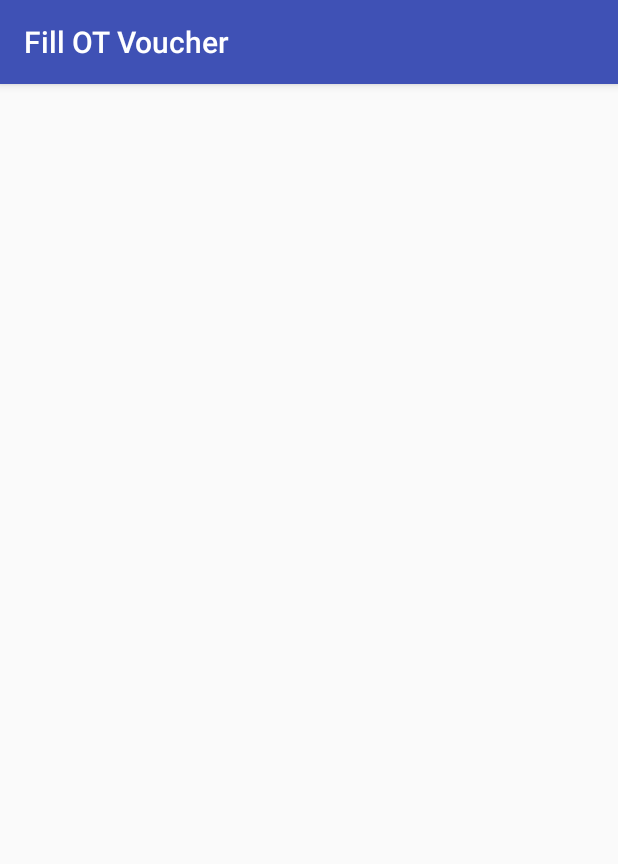
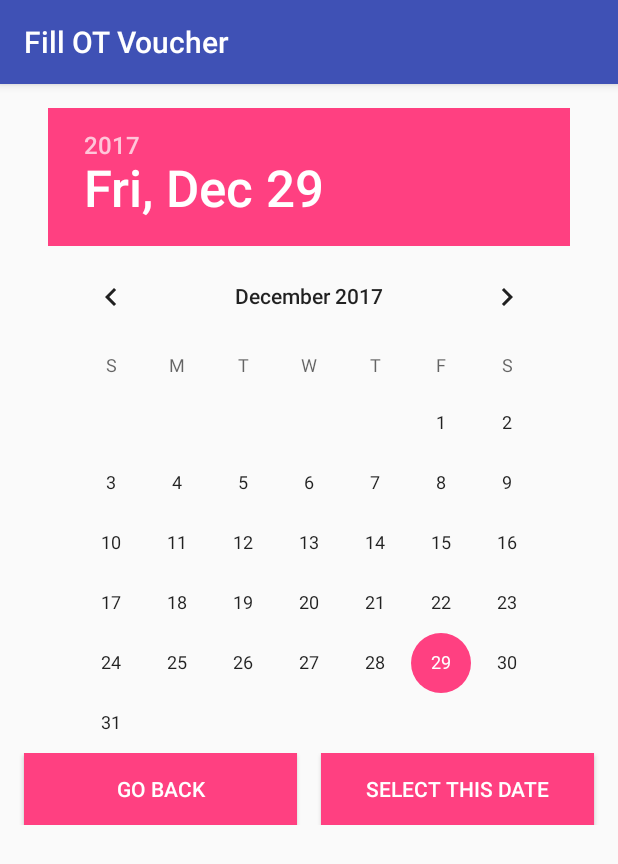
Before and after one commit to ATOMWR/ATOM, an Android app: the OvertimeActivity screen opened directly, with no data from a screen before it, on a phone screen of 412 x 824 dp. Shown: the top 864 px of the screen. Run offline under Robolectric (Android 15) with nearby library versions, the phone set to English and light mode, and no system bars.

Commit message:
Implement basic DatePicker in OverTime Activity

```diff
--- a/app/build.gradle
+++ b/app/build.gradle
@@ -11,6 +11,7 @@ android {
         versionName "1.0"
         testInstrumentationRunner "android.support.test.runner.AndroidJUnitRunner"
     }
+
     buildTypes {
         release {
             minifyEnabled false
@@ -19,14 +20,24 @@ android {
     }
 }
 
+repositories {
+    maven {
+        url "https://jitpack.io"
+    }
+}
+
+
+
 dependencies {
     implementation 'com.android.support.constraint:constraint-layout:1.0.2'
     compile fileTree(dir: 'libs', include: ['*.jar'])
     androidTestCompile('com.android.support.test.espresso:espresso-core:2.2.2', {
         exclude group: 'com.android.support', module: 'support-annotations'
     })
+
     compile 'com.android.support:appcompat-v7:25.3.1'
+    compile 'com.android.support:design:25.4.0'
+    compile 'com.github.kenglxn.QRGen:android:2.2.0'
+
     testCompile 'junit:junit:4.12'
-
-    compile 'com.android.support:design:25.4.0'
 }
--- a/app/src/main/java/com/example/akav/atom/MainActivity.java
+++ b/app/src/main/java/com/example/akav/atom/MainActivity.java
@@ -83,7 +83,7 @@ public class MainActivity extends AppCompatActivity {
         password = mPassword.getText().toString();
 
         // Validation Code
-        if(userId.equals("username")&&password.equals("password"))
+        if(userId.equals("u")&&password.equals("p"))
             return true;
         else
             return false;
--- a/app/src/main/java/com/example/akav/atom/OvertimeActivity.java
+++ b/app/src/main/java/com/example/akav/atom/OvertimeActivity.java
@@ -1,13 +1,73 @@
 package com.example.akav.atom;
 
+import android.content.Intent;
 import android.support.v7.app.AppCompatActivity;
 import android.os.Bundle;
+import android.view.View;
+import android.widget.Button;
+import android.widget.DatePicker;
+import android.widget.RelativeLayout;
+import android.widget.TextView;
+import android.widget.Toast;
+
+import java.util.Date;
 
 public class OvertimeActivity extends AppCompatActivity {
+
+    private DatePicker datePickerOT;
+
+    private Button goBack;
+    private Button selectDate;
+
+    private TextView dateTextView;
+
+    private RelativeLayout datePickerLayout;
+    private RelativeLayout fillOtLayout;
+
+    private Integer dayOfMonth;
+    private Integer monthNumber;
+    private Integer year;
 
     @Override
     protected void onCreate(Bundle savedInstanceState) {
         super.onCreate(savedInstanceState);
         setContentView(R.layout.activity_overtime);
+
+        datePickerOT = (DatePicker) findViewById(R.id.date_Picker_OT);
+        goBack = (Button) findViewById(R.id.go_back_from_ot);
+        selectDate = (Button) findViewById(R.id.select_date_from_ot);
+        datePickerLayout = (RelativeLayout) findViewById(R.id.date_picker_layout);
+        fillOtLayout = (RelativeLayout) findViewById(R.id.ot_form_layout);
+        dateTextView = (TextView) findViewById(R.id.date_text_view);
+
+        goBack.setOnClickListener(new View.OnClickListener() {
+            @Override
+            public void onClick(View view) {
+                Intent goto_home = new Intent(OvertimeActivity.this, HomeActivity.class);
+                startActivity(goto_home);
+                finish();
+            }
+        });
+
+        selectDate.setOnClickListener(new View.OnClickListener() {
+            @Override
+            public void onClick(View view) {
+
+                dayOfMonth = datePickerOT.getDayOfMonth();
+
+                // Add 1 because month number starts off with 0;
+                monthNumber = datePickerOT.getMonth() + 1;
+
+                year = datePickerOT.getYear();
+
+                datePickerLayout.setVisibility(View.GONE);
+
+                // Convert into convenient form later.
+                // this is only for Testing Purpose.
+                dateTextView.setText("Selected Date : " + dayOfMonth + "/" + monthNumber + "/" + year);
+
+                fillOtLayout.setVisibility(View.VISIBLE);
+            }
+        });
     }
 }
--- a/app/src/main/res/layout/activity_overtime.xml
+++ b/app/src/main/res/layout/activity_overtime.xml
@@ -7,4 +7,66 @@
     android:layout_height="match_parent"
     tools:context="com.example.akav.atom.OvertimeActivity">
 
+    <RelativeLayout
+        android:id="@+id/date_picker_layout"
+        android:layout_width="match_parent"
+        android:layout_height="match_parent">
+
+        <DatePicker
+            android:id="@+id/date_Picker_OT"
+            android:layout_width="wrap_content"
+            android:layout_height="wrap_content"
+            android:layout_centerHorizontal="true"
+            android:layout_marginTop="16dp"/>
+
+        <LinearLayout
+            android:layout_width="match_parent"
+            android:layout_height="wrap_content"
+            android:layout_below="@id/date_Picker_OT"
+            android:orientation="horizontal">
+
+            <Button
+                android:id="@+id/go_back_from_ot"
+                android:layout_width="match_parent"
+                android:layout_height="match_parent"
+                android:layout_weight="1"
+                android:layout_marginLeft="16dp"
+                android:layout_marginRight="8dp"
+                android:background="@color/colorAccent"
+                android:text="Go back"
+                android:textColor="#FFFFFF" />
+
+            <Button
+                android:id="@+id/select_date_from_ot"
+                android:layout_width="match_parent"
+                android:layout_height="match_parent"
+                android:layout_weight="1"
+                android:layout_marginLeft="8dp"
+                android:layout_marginRight="16dp"
+                android:background="@color/colorAccent"
+                android:text="Select This Date"
+                android:textColor="#FFFFFF" />
+
+        </LinearLayout>
+
+    </RelativeLayout>
+
+
+    <!--Add a complete OT form later in this Relative Layout-->
+
+    <RelativeLayout
+        android:id="@+id/ot_form_layout"
+        android:layout_width="match_parent"
+        android:layout_height="match_parent">
+
+        <TextView
+            android:id="@+id/date_text_view"
+            android:layout_width="wrap_content"
+            android:layout_height="wrap_content"
+            android:padding="16dp"
+            android:layout_centerInParent="true" />
+
+    </RelativeLayout>
+
+
 </RelativeLayout>
--- a/app/src/main/res/layout/activity_registration.xml
+++ b/app/src/main/res/layout/activity_registration.xml
@@ -102,7 +102,8 @@
             android:id="@+id/category_spinner"
             android:layout_width="match_parent"
             android:layout_height="wrap_content"
-            android:layout_marginBottom="8dp"/>
+            android:layout_marginBottom="8dp"
+            android:spinnerMode="dialog" />
 
 
         <Button
--- a/app/src/main/res/menu/menu_home.xml
+++ b/app/src/main/res/menu/menu_home.xml
@@ -14,8 +14,7 @@
     <item
         android:id="@+id/edit_profile"
         android:title="Edit Profile"
-        app:showAsAction="never"
-        />
+        app:showAsAction="never" />
 
     <item
         android:id="@+id/password_change"
```
